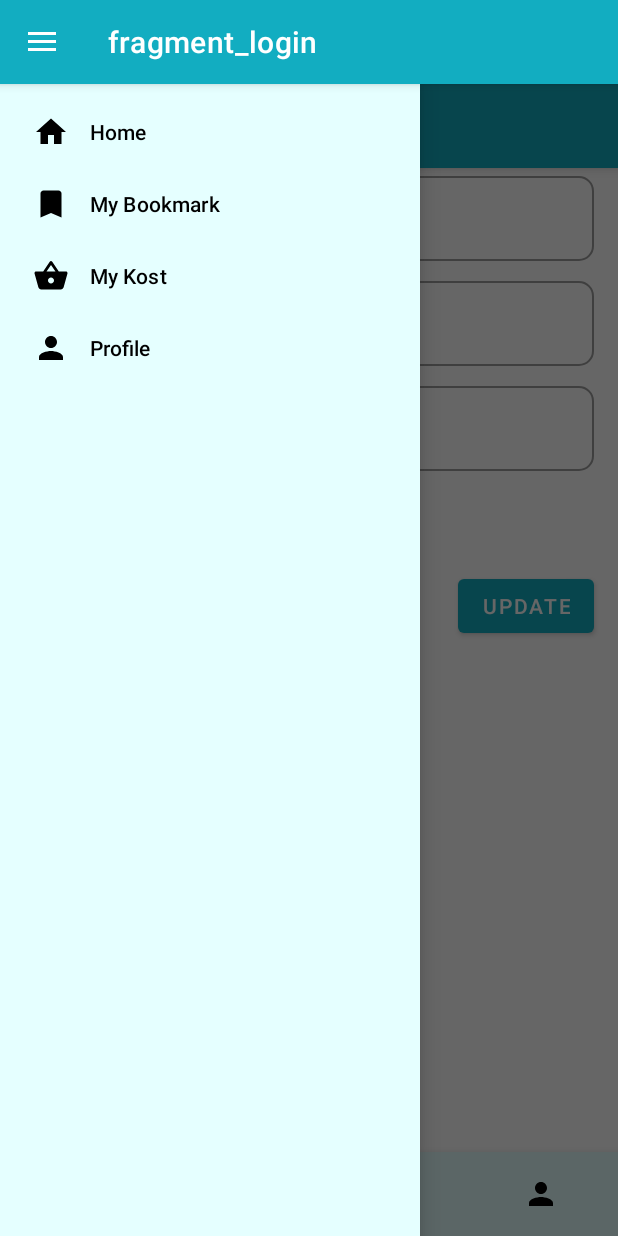
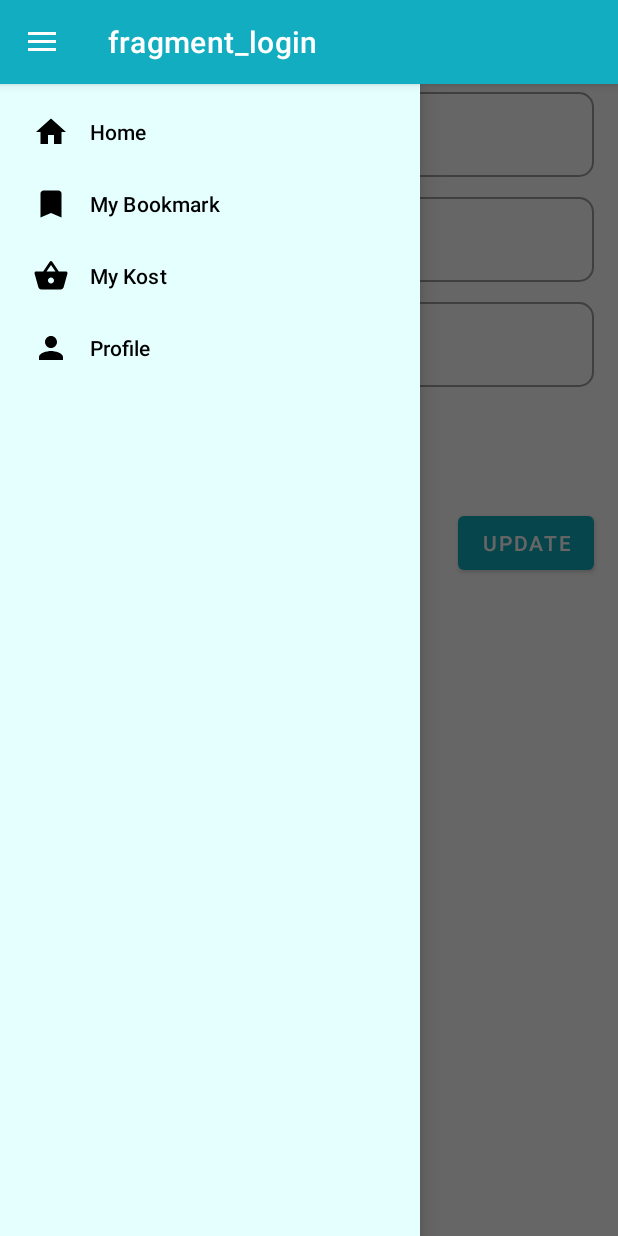
Before and after one commit to ketketin/160420038_UTS_ANMP_B, an Android app: the fragment SettingsFragment placed in its activity, with the side drawer open, on a phone screen of 412 x 824 dp. Run offline under Robolectric (Android 15) with nearby library versions, the phone set to English and light mode, and no system bars; our stand-ins replace Volley, navigation-ui; network calls fail; Roboto replaces fonts that are not available here.

```diff
--- /dev/null
+++ b/app/src/main/java/com/katheryn/a160420038_uts_anmp_b/Global.kt
@@ -0,0 +1,6 @@
+package com.katheryn.a160420038_uts_anmp_b
+
+object Global {
+    var kostID = ""
+    var fragment = ""
+}
--- a/app/src/main/java/com/katheryn/a160420038_uts_anmp_b/view/MainActivity.kt
+++ b/app/src/main/java/com/katheryn/a160420038_uts_anmp_b/view/MainActivity.kt
@@ -2,6 +2,7 @@ package com.katheryn.a160420038_uts_anmp_b.view
 
 import androidx.appcompat.app.AppCompatActivity
 import android.os.Bundle
+import android.view.View
 import androidx.drawerlayout.widget.DrawerLayout
 import androidx.navigation.NavController
 import androidx.navigation.fragment.NavHostFragment
@@ -11,9 +12,6 @@ import com.katheryn.a160420038_uts_anmp_b.R
 import kotlinx.android.synthetic.main.activity_main.*
 
 class MainActivity : AppCompatActivity() {
-    companion object{
-        var username =""
-    }
     private lateinit var drawerLayout: DrawerLayout
     private lateinit var navController: NavController
 
@@ -31,10 +29,27 @@ class MainActivity : AppCompatActivity() {
         val navView = findViewById<NavigationView>(R.id.navView)
         NavigationUI.setupWithNavController(navView, navController)
         bottomNav.setupWithNavController(navController)
+        navController.addOnDestinationChangedListener{ _, destination, _ ->
+            when(destination.id) {
+                R.id.kostDetailFragment -> hideNavigation()
+                R.id.kostFacilitiesFragment -> hideNavigation()
+                R.id.kostPhotosFragment -> hideNavigation()
+                R.id.checkOutKostFragment -> hideNavigation()
+                else -> showNavigation()
+            }
+        }
     }
 
     override fun onSupportNavigateUp(): Boolean {
         return NavigationUI.navigateUp(navController, drawerLayout)
                 || super.onSupportNavigateUp()
     }
+
+    fun showNavigation(){
+        bottomNav.visibility = View.VISIBLE
+    }
+
+    fun hideNavigation(){
+        bottomNav.visibility = View.GONE
+    }
 }
--- a/app/src/main/java/com/katheryn/a160420038_uts_anmp_b/view/fragment/KostListFragment.kt
+++ b/app/src/main/java/com/katheryn/a160420038_uts_anmp_b/view/fragment/KostListFragment.kt
@@ -16,14 +16,13 @@ import androidx.swiperefreshlayout.widget.SwipeRefreshLayout
 import com.katheryn.a160420038_uts_anmp_b.R
 import com.katheryn.a160420038_uts_anmp_b.view.adapter.KostListAdapter
 import com.katheryn.a160420038_uts_anmp_b.viewmodel.KostListViewModel
-//import com.katheryn.a160420038_uts_anmp_b.viewmodel.UserViewModel
+import com.katheryn.a160420038_uts_anmp_b.viewmodel.UserViewModel
 import kotlinx.android.synthetic.main.activity_main.*
 import kotlinx.android.synthetic.main.fragment_kost_list.*
 
 
 class KostListFragment : Fragment() {
     private lateinit var kostListViewModel: KostListViewModel
-//    private lateinit var userViewModel: UserViewModel
     private val kostListAdapter = KostListAdapter(arrayListOf())
 
     override fun onCreate(savedInstanceState: Bundle?) {
--- a/app/src/main/java/com/katheryn/a160420038_uts_anmp_b/view/fragment/SettingsFragment.kt
+++ b/app/src/main/java/com/katheryn/a160420038_uts_anmp_b/view/fragment/SettingsFragment.kt
@@ -9,50 +9,32 @@ import androidx.lifecycle.Observer
 import androidx.lifecycle.ViewModelProvider
 import com.katheryn.a160420038_uts_anmp_b.R
 import com.katheryn.a160420038_uts_anmp_b.util.loadImage
+import com.katheryn.a160420038_uts_anmp_b.viewmodel.UserViewModel
 //import com.katheryn.a160420038_uts_anmp_b.viewmodel.UserViewModel
 import kotlinx.android.synthetic.main.activity_main.*
 import kotlinx.android.synthetic.main.fragment_settings.*
 
 class SettingsFragment : Fragment() {
-    companion object{
-        var username = ""
-    }
-//    private lateinit var viewModel: UserViewModel
-
-    fun observeViewModel(){
-//        viewModel.userLoadErrorLD.observe(viewLifecycleOwner, Observer {
-//            imgProfileSettings.loadImage(it.photoUrl, progressBarSettings)
-//            txtName.setText(it.username)
-//            txtID.setText(it.id)
-//            txtPhone.setText(it.phone)
-//        })
-    }
-
-    override fun onCreate(savedInstanceState: Bundle?) {
-        super.onCreate(savedInstanceState)
-    }
+    private lateinit var viewModel: UserViewModel
 
     override fun onCreateView(
         inflater: LayoutInflater, container: ViewGroup?,
         savedInstanceState: Bundle?
     ): View? {
-        activity?.let {
-            it.toolbar.visibility = View.VISIBLE
-            it.bottomNav.visibility = View.VISIBLE
-
-            it.toolbar.title = "Settings"
-        }
         // Inflate the layout for this fragment
         return inflater.inflate(R.layout.fragment_settings, container, false)
     }
 
     override fun onViewCreated(view: View, savedInstanceState: Bundle?) {
-        super.onViewCreated(view, savedInstanceState)
-
-        val id = SettingsFragmentArgs.fromBundle(requireArguments()).id
-//        viewModel = ViewModelProvider(this).get(UserViewModel::class.java)
-//        viewModel.fetch()
+        viewModel = ViewModelProvider(this).get(UserViewModel::class.java)
+        viewModel.fetch()
 
         observeViewModel()
     }
+
+    private fun observeViewModel(){
+        viewModel.userLD.observe(viewLifecycleOwner) {
+//            txtName.text = it.username
+        }
+    }
 }
--- a/app/src/main/res/layout/fragment_kost_facilities.xml
+++ b/app/src/main/res/layout/fragment_kost_facilities.xml
@@ -83,7 +83,7 @@
             app:layout_constraintTop_toBottomOf="@+id/txtKasurFasilitas" />
 
         <ImageView
-            android:id="@+id/txtFurniturFasilitas"
+            android:id="@+id/imgFurniture"
             android:layout_width="35dp"
             android:layout_height="35dp"
             android:layout_marginStart="16dp"
@@ -93,13 +93,13 @@
             app:layout_constraintTop_toBottomOf="@+id/imageView5" />
 
         <TextView
-            android:id="@+id/textView30"
+            android:id="@+id/txtFurnitureFasilitas"
             android:layout_width="wrap_content"
             android:layout_height="wrap_content"
             android:layout_marginStart="8dp"
             android:layout_marginTop="32dp"
             android:text="Furniture"
-            app:layout_constraintStart_toEndOf="@+id/txtFurniturFasilitas"
+            app:layout_constraintStart_toEndOf="@+id/imgFurniture"
             app:layout_constraintTop_toBottomOf="@+id/txtPendinginFasilitas" />
     </androidx.constraintlayout.widget.ConstraintLayout>
 </FrameLayout>
--- a/app/src/main/res/navigation/main_navigation.xml
+++ b/app/src/main/res/navigation/main_navigation.xml
@@ -55,6 +55,9 @@
         <action
             android:id="@+id/actionKostDetailFragment"
             app:destination="@id/kostDetailFragment" />
+        <argument
+            android:name="id"
+            app:argType="string" />
     </fragment>
     <fragment
         android:id="@+id/favoriteFragment"
@@ -88,6 +91,9 @@
         <action
             android:id="@+id/actionDetailFragment"
             app:destination="@id/kostDetailFragment" />
+        <argument
+            android:name="id"
+            app:argType="string" />
     </fragment>
     <fragment
         android:id="@+id/kostPhotosFragment"
```
Also changed, not shown: app/src/main/java/com/katheryn/a160420038_uts_anmp_b/model/Model.kt (+9 -8 lines), app/src/main/java/com/katheryn/a160420038_uts_anmp_b/view/adapter/KostDetailAdapter.kt (+4 -28 lines), app/src/main/java/com/katheryn/a160420038_uts_anmp_b/view/fragment/CheckOutKostFragment.kt (+12 -0 lines), app/src/main/java/com/katheryn/a160420038_uts_anmp_b/view/fragment/KostDetailFragment.kt (+15 -17 lines), app/src/main/java/com/katheryn/a160420038_uts_anmp_b/view/fragment/KostFacilitiesFragment.kt (+33 -1 lines), app/src/main/java/com/katheryn/a160420038_uts_anmp_b/view/fragment/LoginFragment.kt (+14 -31 lines), app/src/main/java/com/katheryn/a160420038_uts_anmp_b/viewmodel/DetailViewModel.kt (+11 -11 lines), app/src/main/java/com/katheryn/a160420038_uts_anmp_b/viewmodel/KostListViewModel.kt (+32 -23 lines), app/src/main/java/com/katheryn/a160420038_uts_anmp_b/viewmodel/UserViewModel.kt (+22 -32 lines).
